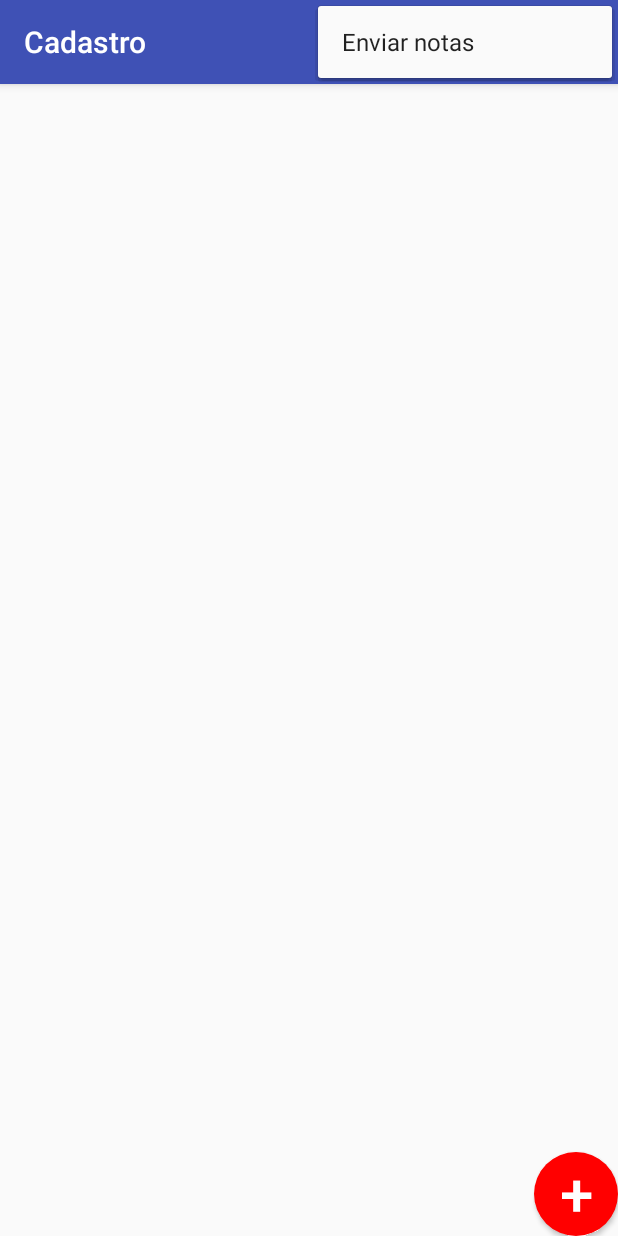
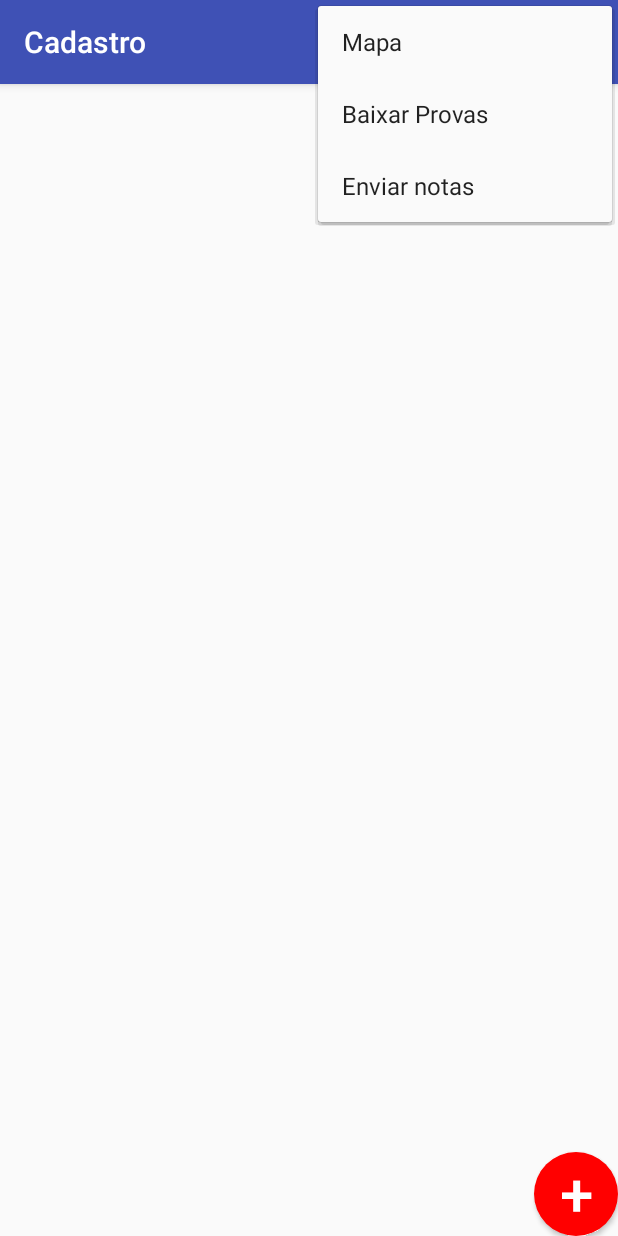
Before and after one commit to leoallvez/android-cadastro-alunos, an Android app: the screen it shows after launch (ListaAlunosActivity), with the options menu open, on a phone screen of 412 x 824 dp. Run offline under Robolectric (Android 15) with nearby library versions, the phone set to English and light mode, and no system bars.

Commit message:
Refatoração de código por ajax.

```diff
--- a/app/src/main/AndroidManifest.xml
+++ b/app/src/main/AndroidManifest.xml
@@ -5,6 +5,7 @@
     <uses-permission android:name="android.permission.CALL_PHONE"/>
     <uses-permission android:name="android.permission.RECEIVE_SMS"/>
     <uses-permission android:name="android.permission.SEND_SMS"/>
+    <uses-permission android:name="android.permission.INTERNET"/>
     <uses-permission android:name="android.permission.ACCESS_FINE_LOCATION"/>
     <uses-permission android:name="android.permission.ACCESS_LOCATION_EXTRA_COMMANDS"/>
     <uses-permission android:name="android.permission.WRITE_EXTERNAL_STORAGE"/>
--- a/app/src/main/java/br/com/caelum/cadastro/AlunoConverte.java
+++ b/app/src/main/java/br/com/caelum/cadastro/AlunoConverter.java
@@ -10,7 +10,7 @@ import br.com.caelum.cadastro.modelo.Aluno;
  * Created by android6920 on 25/07/17.
  */
 
-public class AlunoConverte {
+public class AlunoConverter {
 
     public String toJson (List<Aluno> alunos) {
         Gson gson = new Gson();
--- a/app/src/main/res/menu/menu_lista_alunos.xml
+++ b/app/src/main/res/menu/menu_lista_alunos.xml
@@ -4,6 +4,16 @@
     android:layout_width="match_parent"
     android:layout_height="match_parent">
     <item
+        android:id="@+id/menu_mapa"
+        android:icon="@drawable/ic_mapa"
+        android:title="Mapa"
+        app:showAsAction="never"/>
+    <item
+        android:id="@+id/menu_recebe_provas"
+        android:icon="@drawable/ic_receber"
+        android:title="Baixar Provas"
+        app:showAsAction="never"/>
+    <item
         android:id="@+id/menu_enviar_nota"
         android:icon="@drawable/ic_enviar"
         android:title="Enviar notas"
--- a/build.gradle
+++ b/build.gradle
@@ -5,7 +5,7 @@ buildscript {
         jcenter()
     }
     dependencies {
-        classpath 'com.android.tools.build:gradle:2.2.2'
+        classpath 'com.android.tools.build:gradle:2.3.3'
 
         // NOTE: Do not place your application dependencies here; they belong
         // in the individual module build.gradle files
```
Also changed, not shown: app/src/main/java/br/com/caelum/cadastro/ListaAlunosActivity.java (+9 -10 lines), app/src/main/java/br/com/caelum/cadastro/WebClient.java (deleted, +0 -40 lines), app/src/main/java/br/com/caelum/cadastro/converter/AlunoConverte.java (added, +20 -0 lines), app/src/main/java/br/com/caelum/cadastro/support/WebClient.java (added, +43 -0 lines), app/src/main/java/br/com/caelum/cadastro/task/EnviaAlunosTask.java (added, +53 -0 lines), gradle/wrapper/gradle-wrapper.properties.
